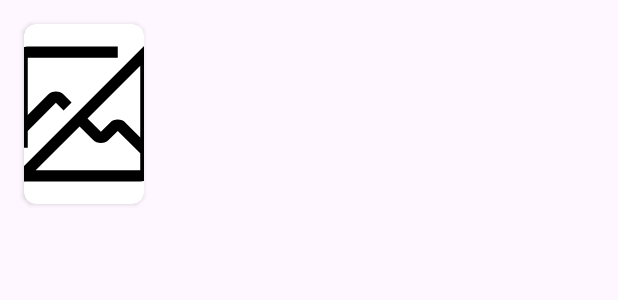
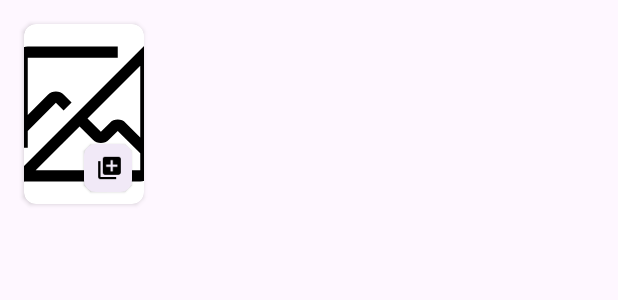
Before and after one commit to sxrgi0/ReadSpace, an Android app: the layout item_book.xml on its own in the app's theme, with its tools: preview values and no code run, on a phone screen of 412 x 824 dp. Shown: the top 300 px of the screen. Run offline under Robolectric (Android 15) with nearby library versions, the phone set to English and light mode, and no system bars; network calls fail.

Commit message:
Fixed the SharedPreferences. Changing the icon on the status.

```diff
--- a/app/src/main/java/com/example/readspace/activities/MainActivity.kt
+++ b/app/src/main/java/com/example/readspace/activities/MainActivity.kt
@@ -18,6 +18,7 @@ import com.example.readspace.data.Book
 import com.example.readspace.adapters.BookAdapter
 import com.example.readspace.utils.BookService
 import com.example.readspace.R
+import com.example.readspace.data.BookEntity
 import com.example.readspace.databinding.ActivityMainBinding
 import kotlinx.coroutines.CoroutineScope
 import kotlinx.coroutines.Dispatchers
@@ -40,6 +41,7 @@ class MainActivity : AppCompatActivity() {
 
     val searchAdapter = BookAdapter(emptyList(), BookAdapter.VIEW_TYPE_DETAIL) { position -> onBookClicked(position) }
 
+    var bookEntity: BookEntity? = null
 
     override fun onCreate(savedInstanceState: Bundle?) {
         super.onCreate(savedInstanceState)
@@ -93,6 +95,8 @@ class MainActivity : AppCompatActivity() {
         return super.onCreateOptionsMenu(menu)
     }*/
 
+
+
     fun searchBook(query: String, adapter: BookAdapter) {
         try {
             CoroutineScope(Dispatchers.IO).launch {
@@ -124,6 +128,7 @@ class MainActivity : AppCompatActivity() {
         startActivity(intent)
     }
 
+
     fun setupRecyclerView() {
         val recyclerView = listOf(
             binding.recyclerView,
--- /dev/null
+++ b/app/src/main/res/drawable/ic_status_finished.xml
@@ -0,0 +1,5 @@
+<vector xmlns:android="http://schemas.android.com/apk/res/android" android:height="24dp" android:tint="#000000" android:viewportHeight="24" android:viewportWidth="24" android:width="24dp">
+
+    <path android:fillColor="@android:color/white" android:pathData="M19,21l-7,-3l-7,3V5c0,-1.1 0.9,-2 2,-2l7,0c-0.63,0.84 -1,1.87 -1,3c0,2.76 2.24,5 5,5c0.34,0 0.68,-0.03 1,-0.1V21zM17.83,9L15,6.17l1.41,-1.41l1.41,1.41l3.54,-3.54l1.41,1.41L17.83,9z"/>
+
+</vector>
--- /dev/null
+++ b/app/src/main/res/drawable/ic_status_not_finished.xml
@@ -0,0 +1,5 @@
+<vector xmlns:android="http://schemas.android.com/apk/res/android" android:height="24dp" android:tint="#000000" android:viewportHeight="24" android:viewportWidth="24" android:width="24dp">
+
+    <path android:fillColor="@android:color/white" android:pathData="M21,7h-6V5h6V7zM19,10.9c-0.32,0.07 -0.66,0.1 -1,0.1c-2.76,0 -5,-2.24 -5,-5c0,-1.13 0.37,-2.16 1,-3L7,3C5.9,3 5,3.9 5,5v16l7,-3l7,3V10.9z"/>
+
+</vector>
--- /dev/null
+++ b/app/src/main/res/drawable/ic_status_reading.xml
@@ -0,0 +1,5 @@
+<vector xmlns:android="http://schemas.android.com/apk/res/android" android:height="24dp" android:tint="#000000" android:viewportHeight="24" android:viewportWidth="24" android:width="24dp">
+
+    <path android:fillColor="@android:color/white" android:pathData="M18,2H6c-1.1,0 -2,0.9 -2,2v16c0,1.1 0.9,2 2,2h12c1.1,0 2,-0.9 2,-2V4c0,-1.1 -0.9,-2 -2,-2zM6,4h5v8l-2.5,-1.5L6,12V4z"/>
+
+</vector>
--- /dev/null
+++ b/app/src/main/res/drawable/ic_status_want_to_read.xml
@@ -0,0 +1,5 @@
+<vector xmlns:android="http://schemas.android.com/apk/res/android" android:height="24dp" android:tint="#000000" android:viewportHeight="24" android:viewportWidth="24" android:width="24dp">
+
+    <path android:fillColor="@android:color/white" android:pathData="M17,3H7c-1.1,0 -1.99,0.9 -1.99,2L5,21l7,-3 7,3V5c0,-1.1 -0.9,-2 -2,-2z"/>
+
+</vector>
--- a/app/src/main/res/layout/activity_book_detail.xml
+++ b/app/src/main/res/layout/activity_book_detail.xml
@@ -42,8 +42,7 @@
                 app:chipIcon="@drawable/ic_library_add"
                 app:ensureMinTouchTargetSize="true"
                 android:layout_gravity="bottom|end"
-                android:layout_marginEnd="8dp"
-                android:clickable="false"/>
+                android:layout_marginEnd="8dp"/>
 
         </androidx.cardview.widget.CardView>
 
--- a/app/src/main/res/layout/item_book.xml
+++ b/app/src/main/res/layout/item_book.xml
@@ -20,6 +20,16 @@
             android:scaleType="centerCrop"
             android:src="@drawable/ic_image_error" />
 
+        <com.google.android.material.chip.Chip
+            android:id="@+id/statusChip"
+            style="@style/Widget.Material3.Chip.Assist.Elevated"
+            android:layout_width="32dp"
+            android:layout_height="wrap_content"
+            app:chipIcon="@drawable/ic_library_add"
+            android:layout_gravity="bottom|end"
+            android:clickable="false"
+            android:layout_marginEnd="8dp"/>
+
     </androidx.cardview.widget.CardView>
 
 
```
Also changed, not shown: app/src/main/java/com/example/readspace/activities/BookDetailActivity.kt (+34 -4 lines), app/src/main/java/com/example/readspace/adapters/BookAdapter.kt (+12 -3 lines), app/src/main/java/com/example/readspace/utils/SessionManager.kt (+10 -4 lines).
